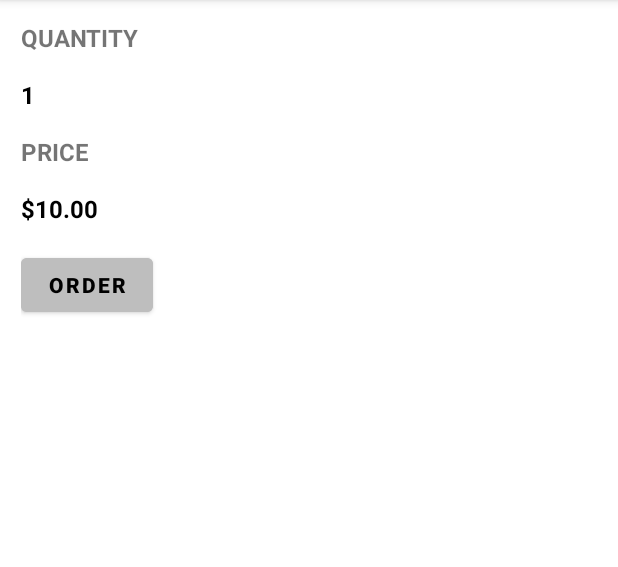
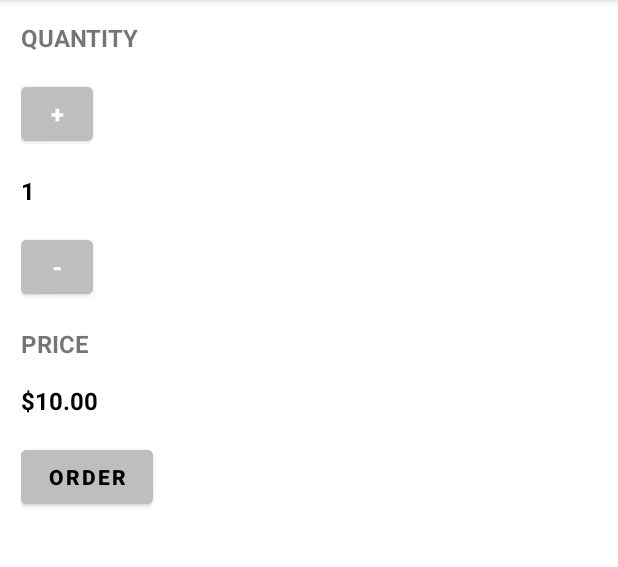
Before and after one commit to MFALLAM/CoffeeApp, an Android app: the screen it shows after launch (MainActivity), after a tap on "ORDER", on a phone screen of 412 x 824 dp, the part 84-651 px from its top. Run offline under Robolectric (Android 15) with nearby library versions, the phone set to English and light mode, and no system bars.

```diff
--- a/app/src/main/java/com/example/coffee/MainActivity.java
+++ b/app/src/main/java/com/example/coffee/MainActivity.java
@@ -1,16 +1,19 @@
 package com.example.coffee;
-
-import androidx.appcompat.app.AppCompatActivity;
 
 import android.os.Bundle;
 import android.view.View;
 import android.widget.TextView;
+
+import androidx.appcompat.app.AppCompatActivity;
 
 import java.text.NumberFormat;
 
 public class MainActivity extends AppCompatActivity {
 
     private int price = 5;
+    private int count = 0;
+
+
 
     @Override
     protected void onCreate(Bundle savedInstanceState) {
@@ -28,6 +31,14 @@ public class MainActivity extends AppCompatActivity {
         txtView.setText("" + number);
     }
 
+    private void increment(View view, int count) {
+
+    }
+
+    private void decrement(int count) {
+
+    }
+
     private void displayPrice(int number) {
         TextView txtView = findViewById(R.id.text_total_price);
         txtView.setText(NumberFormat.getCurrencyInstance().format(number));
--- a/app/src/main/res/layout/activity_main.xml
+++ b/app/src/main/res/layout/activity_main.xml
@@ -16,6 +16,17 @@
         android:textSize="16dp"
         android:textStyle="bold" />
 
+    <Button
+        android:id="@+id/btn_increment"
+        android:layout_width="48dp"
+        android:layout_height="48dp"
+        android:backgroundTint="#BEBEBE"
+        android:onClick="increment"
+        android:text="+"
+        android:textSize="16dp"
+        android:layout_marginBottom="16dp"
+        android:textStyle="bold" />
+
     <TextView
         android:id="@+id/text_total_qty"
         android:layout_width="wrap_content"
@@ -25,6 +36,17 @@
         android:text="0"
         android:textColor="@color/black"
         android:textSize="16dp"
+        android:textStyle="bold" />
+
+    <Button
+        android:id="@+id/btn_decrement"
+        android:layout_width="48dp"
+        android:layout_height="48dp"
+        android:backgroundTint="#BEBEBE"
+        android:onClick="decrement"
+        android:text="-"
+        android:textSize="16dp"
+        android:layout_marginBottom="16dp"
         android:textStyle="bold" />
 
     <TextView
```
